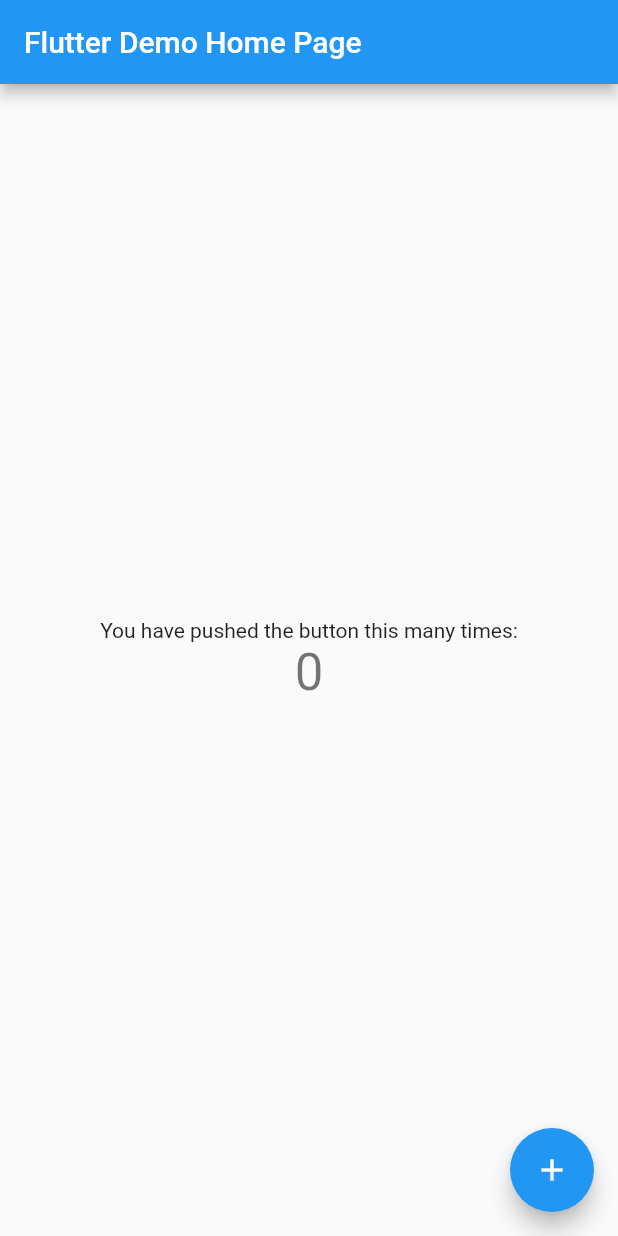
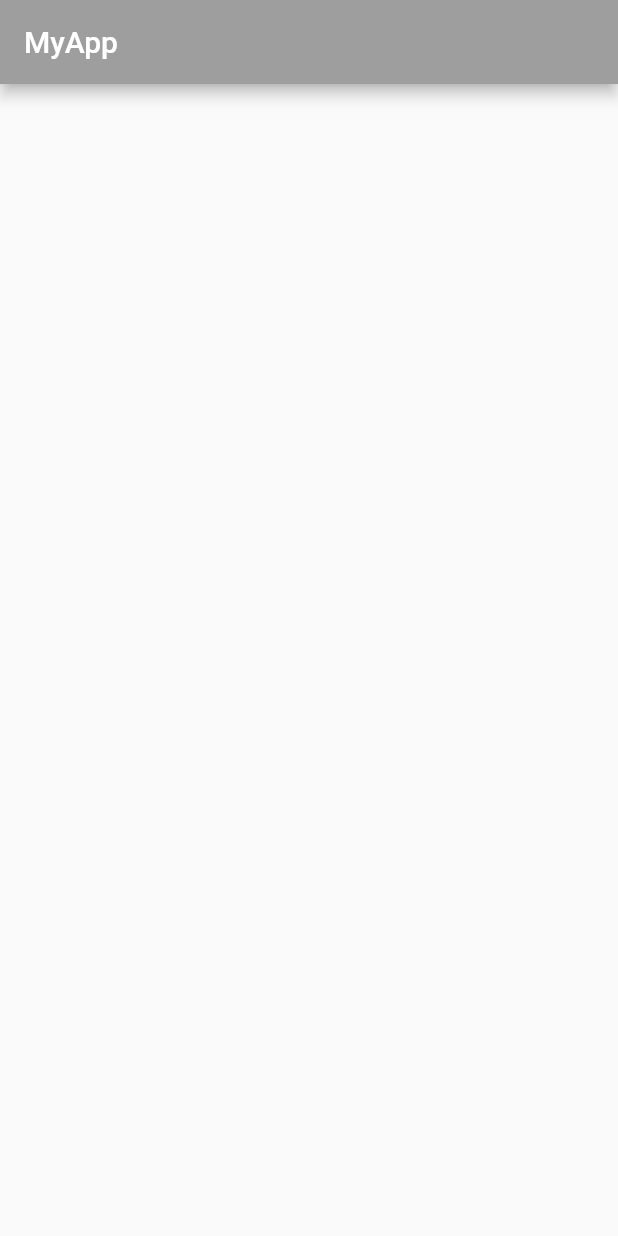
Before and after one commit to jordanaditya/ui_basic, a Flutter app: the screen it shows after launch, on a phone screen of 412 x 824 dp. Run offline on Flutter 3.47's test engine with Material 2 defaults, Android fonts, the phone set to English and light mode, and no system bars.

Commit message:
Membuat AppBar

```diff
--- a/lib/main.dart
+++ b/lib/main.dart
@@ -1,117 +1,18 @@
 import 'package:flutter/material.dart';
 
 void main() {
-  runApp(MyApp());
+  runApp(HomePage());
 }
 
-class MyApp extends StatelessWidget {
-  // This widget is the root of your application.
-  @override
-  Widget build(BuildContext context) {
+class HomePage extends StatelessWidget {
+  build(context) {
     return MaterialApp(
-      title: 'Flutter Demo',
-      theme: ThemeData(
-        // This is the theme of your application.
-        //
-        // Try running your application with "flutter run". You'll see the
-        // application has a blue toolbar. Then, without quitting the app, try
-        // changing the primarySwatch below to Colors.green and then invoke
-        // "hot reload" (press "r" in the console where you ran "flutter run",
-        // or simply save your changes to "hot reload" in a Flutter IDE).
-        // Notice that the counter didn't reset back to zero; the application
-        // is not restarted.
-        primarySwatch: Colors.blue,
-        // This makes the visual density adapt to the platform that you run
-        // the app on. For desktop platforms, the controls will be smaller and
-        // closer together (more dense) than on mobile platforms.
-        visualDensity: VisualDensity.adaptivePlatformDensity,
-      ),
-      home: MyHomePage(title: 'Flutter Demo Home Page'),
+      home: Scaffold(
+        appBar: AppBar(
+          backgroundColor: Colors.grey,
+          title: Text('MyApp')
+        ),
+      )
     );
   }
 }
-
-class MyHomePage extends StatefulWidget {
-  MyHomePage({Key key, this.title}) : super(key: key);
-
-  // This widget is the home page of your application. It is stateful, meaning
-  // that it has a State object (defined below) that contains fields that affect
-  // how it looks.
-
-  // This class is the configuration for the state. It holds the values (in this
-  // case the title) provided by the parent (in this case the App widget) and
-  // used by the build method of the State. Fields in a Widget subclass are
-  // always marked "final".
-
-  final String title;
-
-  @override
-  _MyHomePageState createState() => _MyHomePageState();
-}
-
-class _MyHomePageState extends State<MyHomePage> {
-  int _counter = 0;
-
-  void _incrementCounter() {
-    setState(() {
-      // This call to setState tells the Flutter framework that something has
-      // changed in this State, which causes it to rerun the build method below
-      // so that the display can reflect the updated values. If we changed
-      // _counter without calling setState(), then the build method would not be
-      // called again, and so nothing would appear to happen.
-      _counter++;
-    });
-  }
-
-  @override
-  Widget build(BuildContext context) {
-    // This method is rerun every time setState is called, for instance as done
-    // by the _incrementCounter method above.
-    //
-    // The Flutter framework has been optimized to make rerunning build methods
-    // fast, so that you can just rebuild anything that needs updating rather
-    // than having to individually change instances of widgets.
-    return Scaffold(
-      appBar: AppBar(
-        // Here we take the value from the MyHomePage object that was created by
-        // the App.build method, and use it to set our appbar title.
-        title: Text(widget.title),
-      ),
-      body: Center(
-        // Center is a layout widget. It takes a single child and positions it
-        // in the middle of the parent.
-        child: Column(
-          // Column is also a layout widget. It takes a list of children and
-          // arranges them vertically. By default, it sizes itself to fit its
-          // children horizontally, and tries to be as tall as its parent.
-          //
-          // Invoke "debug painting" (press "p" in the console, choose the
-          // "Toggle Debug Paint" action from the Flutter Inspector in Android
-          // Studio, or the "Toggle Debug Paint" command in Visual Studio Code)
-          // to see the wireframe for each widget.
-          //
-          // Column has various properties to control how it sizes itself and
-          // how it positions its children. Here we use mainAxisAlignment to
-          // center the children vertically; the main axis here is the vertical
-          // axis because Columns are vertical (the cross axis would be
-          // horizontal).
-          mainAxisAlignment: MainAxisAlignment.center,
-          children: <Widget>[
-            Text(
-              'You have pushed the button this many times:',
-            ),
-            Text(
-              '$_counter',
-              style: Theme.of(context).textTheme.headline4,
-            ),
-          ],
-        ),
-      ),
-      floatingActionButton: FloatingActionButton(
-        onPressed: _incrementCounter,
-        tooltip: 'Increment',
-        child: Icon(Icons.add),
-      ), // This trailing comma makes auto-formatting nicer for build methods.
-    );
-  }
-}
```
Also changed, not shown: 2 other files.
